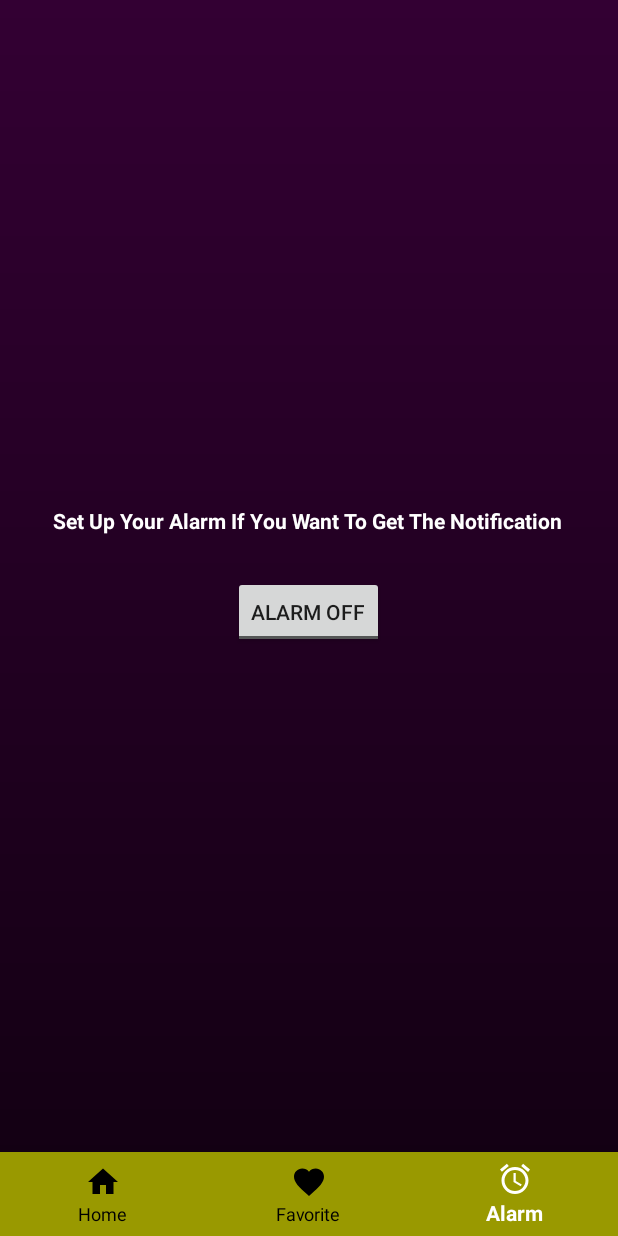
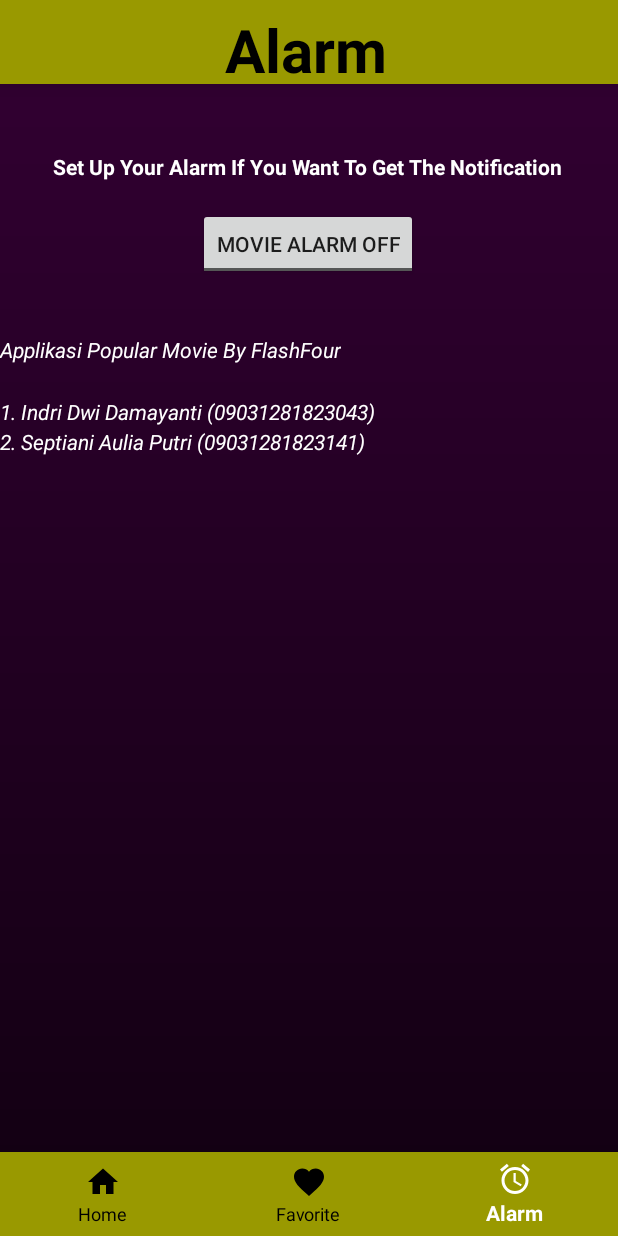
Before and after one commit to flashfour33/PopularMovie, an Android app: the Alarm screen opened directly, with no data from a screen before it, on a phone screen of 412 x 824 dp. Run offline under Robolectric (Android 15) with nearby library versions, the phone set to English and light mode, and no system bars.

Commit message:
edit alarm activity

```diff
--- a/app/src/main/res/layout/activity_alarm.xml
+++ b/app/src/main/res/layout/activity_alarm.xml
@@ -17,7 +17,39 @@
         android:background="@color/colorPrimaryDark"
         app:itemIconTint="@drawable/selector"
         app:itemTextColor="@drawable/selector"
-        app:menu="@menu/menu_navigation" />
+        app:menu="@menu/menu_navigation" >
+
+    </com.google.android.material.bottomnavigation.BottomNavigationView>
+
+    <com.google.android.material.bottomnavigation.BottomNavigationView
+        android:id="@+id/upper_navigation"
+        android:layout_width="match_parent"
+        android:layout_height="wrap_content"
+        android:background="@color/colorPrimaryDark"
+        tools:layout_editor_absoluteX="16dp"
+        tools:layout_editor_absoluteY="-4dp" >
+
+        <TextView
+            android:id="@+id/textView2"
+            android:layout_width="145dp"
+            android:layout_height="44dp"
+            android:layout_marginLeft="150dp"
+            android:layout_marginTop="6dp"
+            android:layout_marginRight="8dp"
+            android:layout_marginBottom="12dp"
+            android:text="@string/name_alarm"
+            android:textColor="#000000"
+            android:textColorHighlight="#FFC781"
+            android:textSize="40sp"
+            android:textStyle="bold"
+            app:layout_constraintBottom_toBottomOf="parent"
+            app:layout_constraintEnd_toEndOf="parent"
+            app:layout_constraintHorizontal_bias="0.492"
+            app:layout_constraintStart_toStartOf="parent"
+            app:layout_constraintTop_toTopOf="parent"
+            android:layout_marginStart="150dp"
+            android:layout_marginEnd="8dp" />
+    </com.google.android.material.bottomnavigation.BottomNavigationView>
 
     <androidx.constraintlayout.widget.ConstraintLayout
         android:layout_width="match_parent"
@@ -35,7 +67,7 @@
             app:layout_constraintHorizontal_bias="0.492"
             app:layout_constraintStart_toStartOf="parent"
             app:layout_constraintTop_toTopOf="parent"
-            app:layout_constraintVertical_bias="0.419" />
+            app:layout_constraintVertical_bias="0.126" />
 
         <ToggleButton
             android:id="@+id/alarmToggle"
@@ -48,8 +80,46 @@
             app:layout_constraintHorizontal_bias="0.498"
             app:layout_constraintStart_toStartOf="parent"
             app:layout_constraintTop_toBottomOf="@+id/textView"
-            app:layout_constraintVertical_bias="0.065" />
+            app:layout_constraintVertical_bias="0.027" />
 
+        <TextView
+            android:id="@+id/textView3"
+            android:layout_width="wrap_content"
+            android:layout_height="wrap_content"
+            android:text="@string/description"
+            android:textColor="@color/colorPrimary"
+            android:textColorHighlight="@color/colorPrimaryDark"
+            android:textStyle="italic"
+            app:layout_constraintBottom_toBottomOf="parent"
+            app:layout_constraintTop_toBottomOf="@+id/alarmToggle"
+            app:layout_constraintVertical_bias="0.059"
+            tools:layout_editor_absoluteX="91dp" />
+
+        <TextView
+            android:id="@+id/textView4"
+            android:layout_width="wrap_content"
+            android:layout_height="wrap_content"
+            android:text="@string/description2"
+            android:textColor="@color/colorPrimary"
+            android:textColorHighlight="@color/colorPrimaryDark"
+            android:textStyle="italic"
+            app:layout_constraintBottom_toBottomOf="parent"
+            app:layout_constraintTop_toBottomOf="@+id/alarmToggle"
+            app:layout_constraintVertical_bias="0.126"
+            tools:layout_editor_absoluteX="77dp" />
+
+        <TextView
+            android:id="@+id/textView5"
+            android:layout_width="wrap_content"
+            android:layout_height="wrap_content"
+            android:text="@string/description3"
+            android:textColor="@color/colorPrimary"
+            android:textColorHighlight="@color/colorPrimaryDark"
+            android:textStyle="italic"
+            app:layout_constraintBottom_toBottomOf="parent"
+            app:layout_constraintTop_toBottomOf="@+id/alarmToggle"
+            app:layout_constraintVertical_bias="0.159"
+            tools:layout_editor_absoluteX="77dp" />
 
     </androidx.constraintlayout.widget.ConstraintLayout>
 
--- a/app/src/main/res/values/strings.xml
+++ b/app/src/main/res/values/strings.xml
@@ -3,12 +3,16 @@
     <string name="about">About</string>
     <string name="flashfour33">Flashfour33</string>
     <string name="judul">FLASH FOUR</string>
-    <string name="alarm_off">Alarm Off</string>
-    <string name="alarm_on">Alarm On</string>
+    <string name="alarm_off">Movie Alarm Off</string>
+    <string name="alarm_on">Movie Alarm On</string>
     <string name="alarm_on_toast">Movie Alarm On!</string>
     <string name="alarm_off_toast">Movie Alarm Off!</string>
     <string name="notification_title">Dont Forget To Watching The Movie</string>
     <string name="notification_text">You can open your application to know about your favorite movie</string>
     <string name="alarm_notif">Set Up Your Alarm If You Want To Get The Notification</string>
+    <string name="name_alarm">Alarm</string>
+    <string name="description">Applikasi Popular Movie By FlashFour</string>
+    <string name="description2">1. Indri Dwi Damayanti (09031281823043)</string>
+    <string name="description3">2. Septiani Aulia Putri (09031281823141)</string>
 
 </resources>
```
